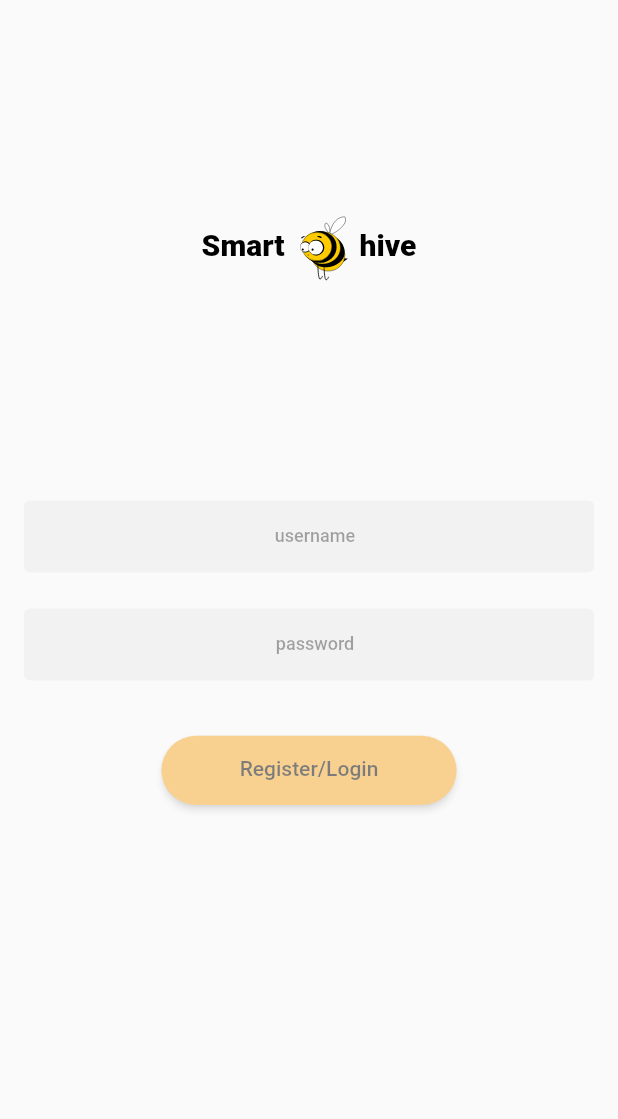
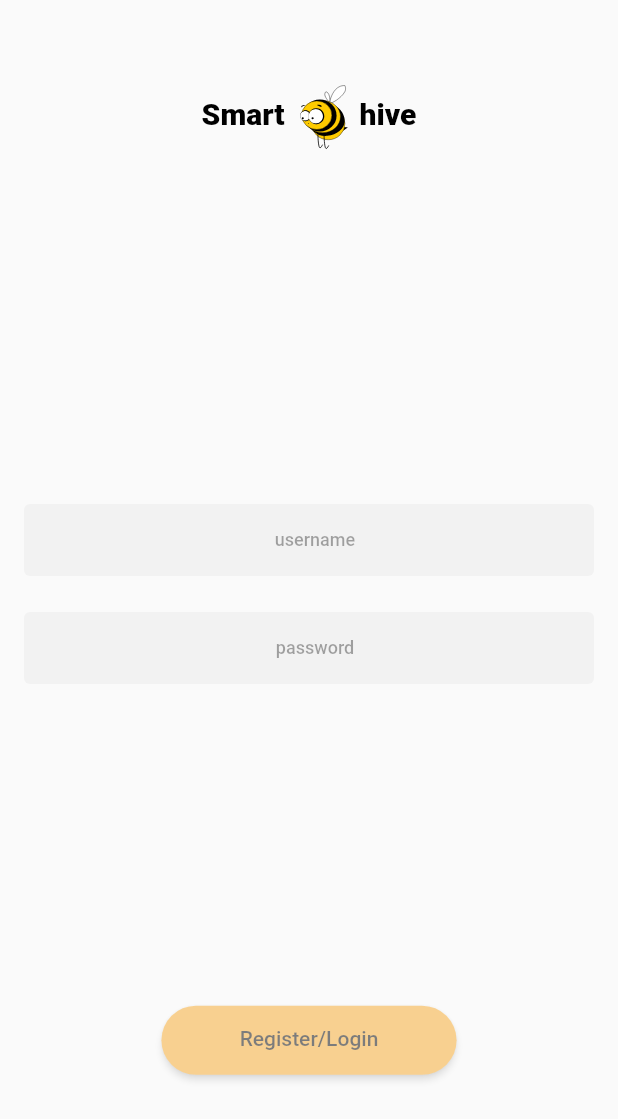
Before and after one commit to jalal-hassane/smart_beehive, a Flutter app: the screen it shows after launch, on a phone screen of 412 x 824 dp. Shown: the top 1119 px of the screen. Run offline on Flutter 3.47's test engine with Material 2 defaults, Android fonts, the phone set to English and light mode, and no system bars; our stand-ins replace auto_size_text, cloud_firestore, date_format, expandable, firebase_core, firebase_dynamic_links and 20 more; missing offline and left inert: qr_code_scanner; accounts and stored records are empty; project files that could hold a hidden picture were left out.

Commit message:
fixed design and removed unused fonts

```diff
--- a/lib/ui/home/farm/farm.dart
+++ b/lib/ui/home/farm/farm.dart
@@ -256,6 +256,7 @@ Navigator.popUntil(context, (route) => route.isFirst);
               child: AnimatedList(
                 key: _listKey,
                 padding: all(6),
+                shrinkWrap: true,
                 initialItemCount: beehives.length,
                 scrollDirection: Axis.horizontal,
                 itemBuilder: _listItemWidget,
--- a/lib/ui/logs/feeds.dart
+++ b/lib/ui/logs/feeds.dart
@@ -36,7 +36,7 @@ class _Feeds extends State<Feeds> {
   }
 
   _success() {
-    setState(() {});
+    //setState(() {});
     logInfo('success');
   }
 
@@ -129,8 +129,8 @@ class _Feeds extends State<Feeds> {
             }
             String icon = _logFeeds!.honey! ? pngFeedHoneyActive : pngFeedHoney;
             _logFeeds!.logs[1].setIcon(icon, _logFeeds!.honey!);
+            setState(() {});
             _logsViewModel.updateLogs();
-            setState(() {});
           };
           break;
         case logProbiotics:
@@ -144,8 +144,8 @@ class _Feeds extends State<Feeds> {
                 ? pngFeedProbioticsActive
                 : pngFeedProbiotics;
             _logFeeds!.logs.last.setIcon(icon, _logFeeds!.probiotics!);
+            setState(() {});
             _logsViewModel.updateLogs();
-            setState(() {});
           };
           break;
         default:
--- a/lib/ui/logs/harvests.dart
+++ b/lib/ui/logs/harvests.dart
@@ -348,6 +348,7 @@ class _Harvests extends State<Harvests> {
 
     _logHarvests!.history.add(ItemHarvestHistory(_history));
     _logHarvests!.clear();
+    setState(() {});
     _logsViewModel.updateLogs();
   }
 
@@ -386,6 +387,7 @@ class _Harvests extends State<Harvests> {
       _textController.clear();
       logInfo('harvests ${_logHarvests?.toMap()}');
       _logsViewModel.updateLogs();
+      setState(() {});
     } catch (e) {
       showSnackBar(context, 'Value entered is malformed!');
     }
--- a/lib/ui/registration/registration.dart
+++ b/lib/ui/registration/registration.dart
@@ -54,13 +54,14 @@ class _Registration extends State<Registration> {
             Column(
               children: [
                 Expanded(
-                  flex: 4,
+                  flex: 3,
                   child: inAppLogo(),
                 ),
                 Expanded(
-                  flex: 6,
+                  flex: 10,
                   child: Center(
                     child: Column(
+                      mainAxisAlignment: MainAxisAlignment.center,
                       children: [
                         Container(
                           margin: bottom(16),
@@ -86,7 +87,14 @@ class _Registration extends State<Registration> {
                             submit: (_) => _proceed(),
                           ),
                         ),
-                        AbsorbPointer(
+
+                      ],
+                    ),
+                  ),
+                ),
+                Flexible(
+                  flex: 3,
+                  child: AbsorbPointer(
                     absorbing: _proceedDisabled,
                     child: Opacity(
                       opacity: _proceedOpacity,
@@ -104,18 +112,6 @@ class _Registration extends State<Registration> {
                           ),
                         ),
                       ),
-                            /*child: GestureDetector(
-                              onTap: _proceed,
-                              child: proceedButton(
-                                screenWidth,
-                                screenHeight,
-                                textRegisterLogin,
-                                showShimmer: _showShimmer,
-                              ),
-                            ),*/
-                          ),
-                        ),
-                      ],
                     ),
                   ),
                 ),
```
Also changed, not shown: lib/composite/fonts.dart (+0 -9 lines), lib/ui/hive/overview/overview.dart (+19 -4 lines), lib/ui/home/alerts/alerts.dart (+8 -2 lines), lib/ui/logs/queen.dart (+17 -8 lines), pubspec.yaml (+0 -24 lines), assets/font/montserrat_black.ttf (deleted), assets/font/montserrat_bold.ttf (deleted), assets/font/montserrat_extrabold.ttf (deleted), assets/font/montserrat_medium.ttf (deleted), assets/font/montserrat_regular.ttf (deleted), assets/font/montserrat_semibold.ttf (deleted). Lines whose indentation alone changed are shown as unchanged.
